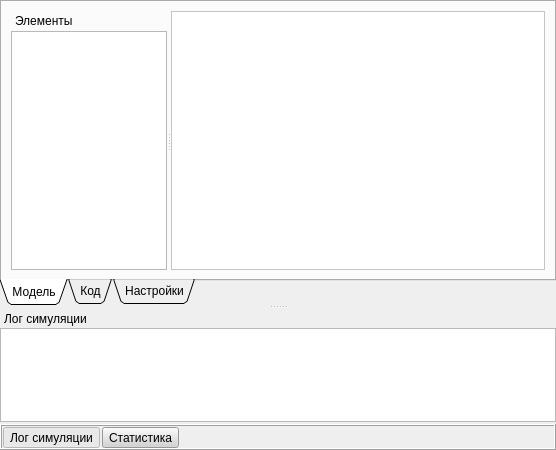
alekseyl1992/qmb, file document.ui: the form before one commit.
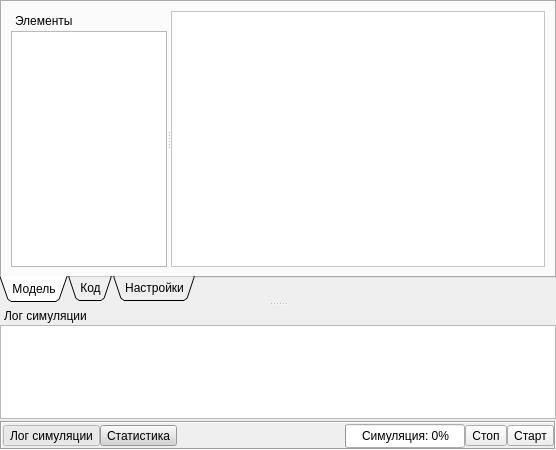
The form after the commit. Icons and pictures are not drawn.

What changed in the file:
```diff
--- a/document.ui
+++ b/document.ui
@@ -32,13 +32,16 @@
       <enum>QFrame::Box</enum>
      </property>
      <property name="frameShadow">
-      <enum>QFrame::Raised</enum>
+      <enum>QFrame::Sunken</enum>
      </property>
-     <layout class="QFormLayout" name="formLayout">
-      <property name="horizontalSpacing">
-       <number>2</number>
-      </property>
-      <property name="verticalSpacing">
+     <property name="lineWidth">
+      <number>1</number>
+     </property>
+     <property name="midLineWidth">
+      <number>0</number>
+     </property>
+     <layout class="QHBoxLayout" name="horizontalLayout_2">
+      <property name="spacing">
        <number>0</number>
       </property>
       <property name="leftMargin">
@@ -53,7 +56,7 @@
       <property name="bottomMargin">
        <number>0</number>
       </property>
-      <item row="0" column="0">
+      <item>
        <widget class="QToolButton" name="logButton">
         <property name="styleSheet">
          <string notr="true">QToolButton:checked
@@ -88,7 +91,7 @@
         </property>
        </widget>
       </item>
-      <item row="0" column="1">
+      <item>
        <widget class="QToolButton" name="toolButton">
         <property name="styleSheet">
          <string notr="true">QToolButton:checked
@@ -108,6 +111,92 @@
         </property>
        </widget>
       </item>
+      <item>
+       <spacer name="horizontalSpacer">
+        <property name="orientation">
+         <enum>Qt::Horizontal</enum>
+        </property>
+        <property name="sizeType">
+         <enum>QSizePolicy::Expanding</enum>
+        </property>
+        <property name="sizeHint" stdset="0">
+         <size>
+          <width>200</width>
+          <height>20</height>
+         </size>
+        </property>
+       </spacer>
+      </item>
+      <item>
+       <widget class="QProgressBar" name="progressBar">
+        <property name="sizePolicy">
+         <sizepolicy hsizetype="Minimum" vsizetype="Fixed">
+          <horstretch>0</horstretch>
+          <verstretch>0</verstretch>
+         </sizepolicy>
+        </property>
+        <property name="minimumSize">
+         <size>
+          <width>120</width>
+          <height>24</height>
+         </size>
+        </property>
+        <property name="styleSheet">
+         <string notr="true"> QProgressBar {
+     text-align: center;
+ }</string>
+        </property>
+        <property name="maximum">
+         <number>100</number>
+        </property>
+        <property name="value">
+         <number>0</number>
+        </property>
+        <property name="textVisible">
+         <bool>true</bool>
+        </property>
+        <property name="invertedAppearance">
+         <bool>false</bool>
+        </property>
+        <property name="format">
+         <string>Симуляция: %p%</string>
+        </property>
+       </widget>
+      </item>
+      <item>
+       <widget class="QToolButton" name="stopButton">
+        <property name="enabled">
+         <bool>true</bool>
+        </property>
+        <property name="text">
+         <string>Стоп</string>
+        </property>
+        <property name="icon">
+         <iconset resource="resources.qrc">
+          <normaloff>:/icons/stop</normaloff>:/icons/stop</iconset>
+        </property>
+        <property name="toolButtonStyle">
+         <enum>Qt::ToolButtonTextBesideIcon</enum>
+        </property>
+       </widget>
+      </item>
+      <item>
+       <widget class="QToolButton" name="startButton">
+        <property name="toolTip">
+         <string>Начать симуляцию</string>
+        </property>
+        <property name="text">
+         <string>Старт</string>
+        </property>
+        <property name="icon">
+         <iconset resource="resources.qrc">
+          <normaloff>:/icons/start</normaloff>:/icons/start</iconset>
+        </property>
+        <property name="toolButtonStyle">
+         <enum>Qt::ToolButtonTextBesideIcon</enum>
+        </property>
+       </widget>
+      </item>
      </layout>
     </widget>
    </item>
```
Left out of the diff: 4 changed lines with no effect on the pictures.
